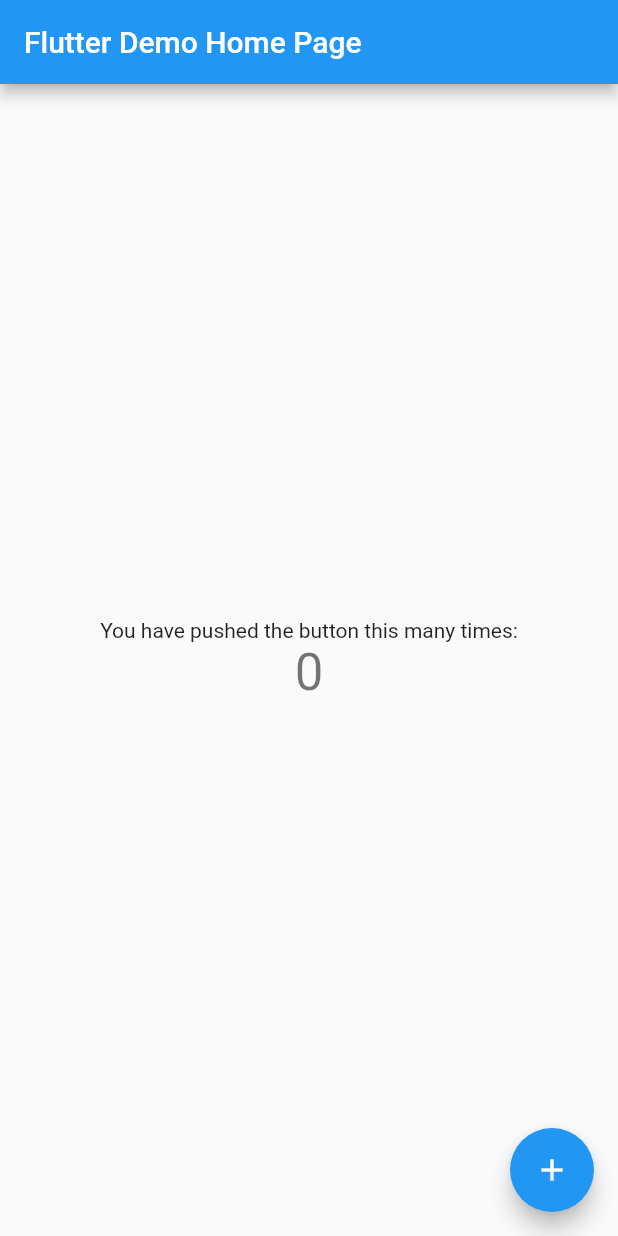
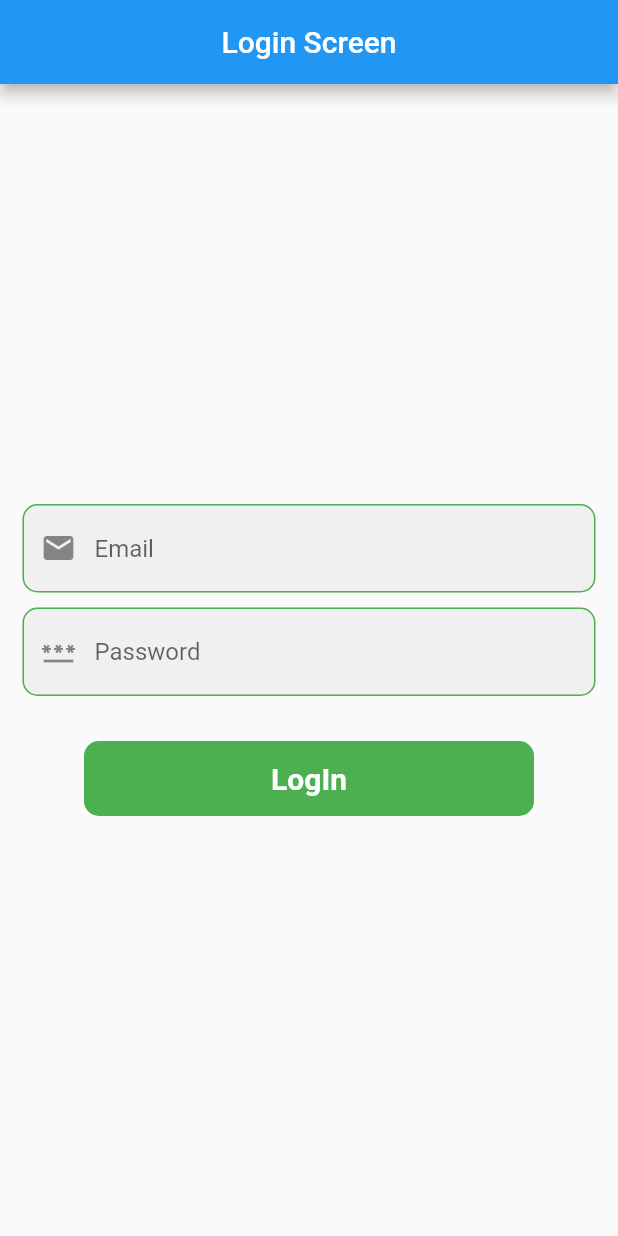
Before and after one commit to Fareed-Shah/Shared-Preference, a Flutter app: the screen it shows after launch, on a phone screen of 412 x 824 dp. Run offline on Flutter 3.47's test engine with Material 2 defaults, Android fonts, the phone set to English and light mode, and no system bars.

Commit message:
ui design

```diff
--- /dev/null
+++ b/lib/app_base/my_app.dart
@@ -0,0 +1,14 @@
+import 'package:flutter/material.dart';
+import 'package:shared_preference/ui/login_view.dart';
+
+class MyApp extends StatelessWidget {
+  const MyApp({super.key});
+
+  @override
+  Widget build(BuildContext context) {
+    return const MaterialApp(
+      debugShowCheckedModeBanner: false,
+      home: LoginView(),
+    );
+  }
+}
--- a/lib/main.dart
+++ b/lib/main.dart
@@ -1,115 +1,6 @@
 import 'package:flutter/material.dart';
+import 'package:shared_preference/app_base/my_app.dart';
 
 void main() {
   runApp(const MyApp());
 }
-
-class MyApp extends StatelessWidget {
-  const MyApp({super.key});
-
-  // This widget is the root of your application.
-  @override
-  Widget build(BuildContext context) {
-    return MaterialApp(
-      title: 'Flutter Demo',
-      theme: ThemeData(
-        // This is the theme of your application.
-        //
-        // Try running your application with "flutter run". You'll see the
-        // application has a blue toolbar. Then, without quitting the app, try
-        // changing the primarySwatch below to Colors.green and then invoke
-        // "hot reload" (press "r" in the console where you ran "flutter run",
-        // or simply save your changes to "hot reload" in a Flutter IDE).
-        // Notice that the counter didn't reset back to zero; the application
-        // is not restarted.
-        primarySwatch: Colors.blue,
-      ),
-      home: const MyHomePage(title: 'Flutter Demo Home Page'),
-    );
-  }
-}
-
-class MyHomePage extends StatefulWidget {
-  const MyHomePage({super.key, required this.title});
-
-  // This widget is the home page of your application. It is stateful, meaning
-  // that it has a State object (defined below) that contains fields that affect
-  // how it looks.
-
-  // This class is the configuration for the state. It holds the values (in this
-  // case the title) provided by the parent (in this case the App widget) and
-  // used by the build method of the State. Fields in a Widget subclass are
-  // always marked "final".
-
-  final String title;
-
-  @override
-  State<MyHomePage> createState() => _MyHomePageState();
-}
-
-class _MyHomePageState extends State<MyHomePage> {
-  int _counter = 0;
-
-  void _incrementCounter() {
-    setState(() {
-      // This call to setState tells the Flutter framework that something has
-      // changed in this State, which causes it to rerun the build method below
-      // so that the display can reflect the updated values. If we changed
-      // _counter without calling setState(), then the build method would not be
-      // called again, and so nothing would appear to happen.
-      _counter++;
-    });
-  }
-
-  @override
-  Widget build(BuildContext context) {
-    // This method is rerun every time setState is called, for instance as done
-    // by the _incrementCounter method above.
-    //
-    // The Flutter framework has been optimized to make rerunning build methods
-    // fast, so that you can just rebuild anything that needs updating rather
-    // than having to individually change instances of widgets.
-    return Scaffold(
-      appBar: AppBar(
-        // Here we take the value from the MyHomePage object that was created by
-        // the App.build method, and use it to set our appbar title.
-        title: Text(widget.title),
-      ),
-      body: Center(
-        // Center is a layout widget. It takes a single child and positions it
-        // in the middle of the parent.
-        child: Column(
-          // Column is also a layout widget. It takes a list of children and
-          // arranges them vertically. By default, it sizes itself to fit its
-          // children horizontally, and tries to be as tall as its parent.
-          //
-          // Invoke "debug painting" (press "p" in the console, choose the
-          // "Toggle Debug Paint" action from the Flutter Inspector in Android
-          // Studio, or the "Toggle Debug Paint" command in Visual Studio Code)
-          // to see the wireframe for each widget.
-          //
-          // Column has various properties to control how it sizes itself and
-          // how it positions its children. Here we use mainAxisAlignment to
-          // center the children vertically; the main axis here is the vertical
-          // axis because Columns are vertical (the cross axis would be
-          // horizontal).
-          mainAxisAlignment: MainAxisAlignment.center,
-          children: <Widget>[
-            const Text(
-              'You have pushed the button this many times:',
-            ),
-            Text(
-              '$_counter',
-              style: Theme.of(context).textTheme.headline4,
-            ),
-          ],
-        ),
-      ),
-      floatingActionButton: FloatingActionButton(
-        onPressed: _incrementCounter,
-        tooltip: 'Increment',
-        child: const Icon(Icons.add),
-      ), // This trailing comma makes auto-formatting nicer for build methods.
-    );
-  }
-}
--- /dev/null
+++ b/lib/ui/home_view.dart
@@ -0,0 +1,26 @@
+import 'package:flutter/material.dart';
+
+class HomeView extends StatefulWidget {
+  const HomeView({super.key});
+
+  @override
+  State<HomeView> createState() => _HomeViewState();
+}
+
+class _HomeViewState extends State<HomeView> {
+  @override
+  Widget build(BuildContext context) {
+    return Scaffold(
+      appBar: AppBar(
+        title: const Text('Home'),
+        centerTitle: true,
+        actions: const [
+          Icon(Icons.logout),
+          SizedBox(
+            width: 10,
+          ),
+        ],
+      ),
+    );
+  }
+}
--- /dev/null
+++ b/lib/ui/login_view.dart
@@ -0,0 +1,86 @@
+import 'package:flutter/material.dart';
+
+class LoginView extends StatefulWidget {
+  const LoginView({super.key});
+
+  @override
+  State<LoginView> createState() => _LoginViewState();
+}
+
+class _LoginViewState extends State<LoginView> {
+  TextEditingController emailController = TextEditingController();
+  TextEditingController passwordController = TextEditingController();
+
+  @override
+  Widget build(BuildContext context) {
+    return Scaffold(
+      appBar: AppBar(
+        title: const Text('Login Screen'),
+        centerTitle: true,
+      ),
+      body: SafeArea(
+          child: Padding(
+        padding: const EdgeInsets.symmetric(horizontal: 15.0, vertical: 15.0),
+        child: Column(
+          mainAxisAlignment: MainAxisAlignment.center,
+          children: [
+            TextFormField(
+              controller: emailController,
+              decoration: InputDecoration(
+                  focusColor: Colors.grey,
+                  filled: true,
+                  prefixIcon: const Icon(Icons.email),
+                  hintText: 'Email',
+                  focusedBorder: OutlineInputBorder(
+                      borderSide: const BorderSide(color: Colors.orange),
+                      borderRadius: BorderRadius.circular(10.0)),
+                  enabledBorder: OutlineInputBorder(
+                      borderSide: const BorderSide(color: Colors.green),
+                      borderRadius: BorderRadius.circular(10.0))),
+            ),
+            const SizedBox(
+              height: 10.0,
+            ),
+            TextFormField(
+              controller: passwordController,
+              decoration: InputDecoration(
+                  focusColor: Colors.grey,
+                  filled: true,
+                  prefixIcon: const Icon(Icons.password),
+                  hintText: 'Password',
+                  focusedBorder: OutlineInputBorder(
+                      borderSide: const BorderSide(color: Colors.orange),
+                      borderRadius: BorderRadius.circular(10.0)),
+                  enabledBorder: OutlineInputBorder(
+                      borderSide: const BorderSide(color: Colors.green),
+                      borderRadius: BorderRadius.circular(10.0))),
+            ),
+            const SizedBox(
+              height: 30.0,
+            ),
+            GestureDetector(
+              onTap: () {
+                print('login');
+              },
+              child: Container(
+                height: 50,
+                width: 300,
+                decoration: BoxDecoration(
+                    color: Colors.green,
+                    borderRadius: BorderRadius.circular(10.0)),
+                child: const Center(
+                    child: Text(
+                  'LogIn',
+                  style: TextStyle(
+                      color: Colors.white,
+                      fontWeight: FontWeight.bold,
+                      fontSize: 20.0),
+                )),
+              ),
+            )
+          ],
+        ),
+      )),
+    );
+  }
+}
--- /dev/null
+++ b/lib/ui/splash_view.dart
@@ -0,0 +1,22 @@
+import 'package:flutter/material.dart';
+
+class SplashView extends StatefulWidget {
+  const SplashView({super.key});
+
+  @override
+  State<SplashView> createState() => _SplashViewState();
+}
+
+class _SplashViewState extends State<SplashView> {
+  @override
+  Widget build(BuildContext context) {
+    return Scaffold(
+      appBar: AppBar(
+        title: const Text('Splash Screen'),
+      ),
+      body: const Center(
+        child: Text('Splash Screen'),
+      ),
+    );
+  }
+}
--- a/pubspec.yaml
+++ b/pubspec.yaml
@@ -36,6 +36,7 @@ dependencies:
   # The following adds the Cupertino Icons font to your application.
   # Use with the CupertinoIcons class for iOS style icons.
   cupertino_icons: ^1.0.2
+  shared_preferences: ^2.0.18
 
 dev_dependencies:
   flutter_test:
```
Also changed, not shown: pubspec.lock, 2 other files.
